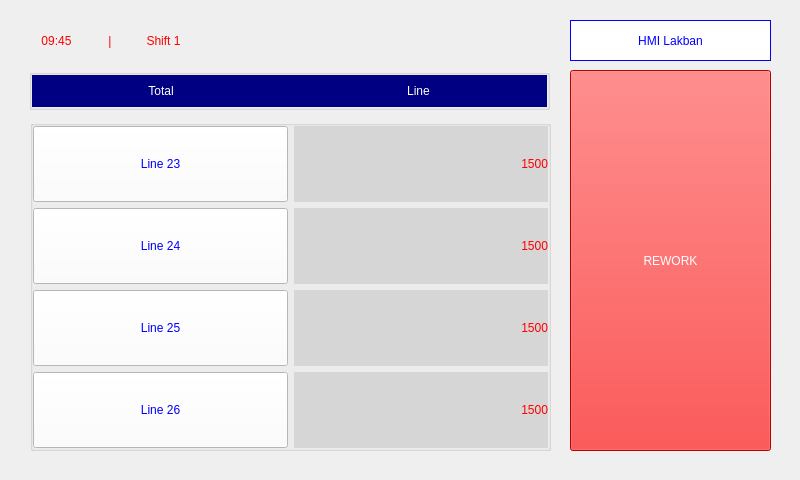
First picture: the form in mainwindow.ui, repository mfalfafa/HMI-Lakban, before the edit.
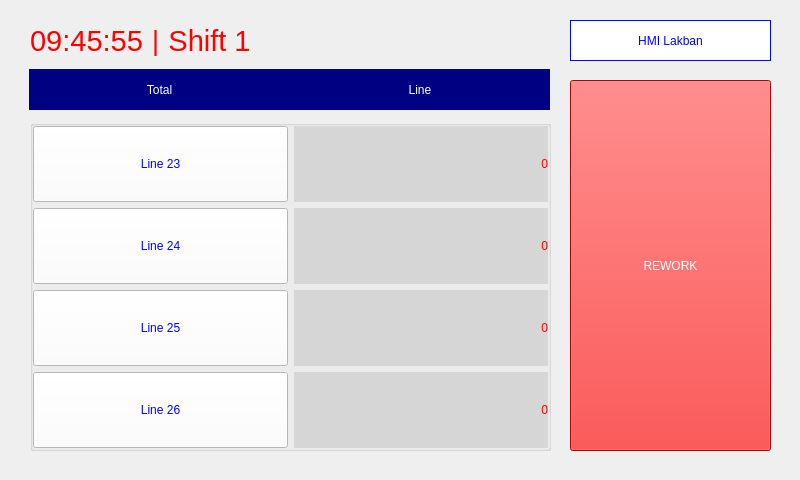
Second picture: the form after the edit.

What changed in the file:
```diff
--- a/mainwindow.ui
+++ b/mainwindow.ui
@@ -20,27 +20,6 @@
    <string>MainWindow</string>
   </property>
   <widget class="QWidget" name="centralWidget">
-   <widget class="QPushButton" name="pb_rework">
-    <property name="geometry">
-     <rect>
-      <x>570</x>
-      <y>70</y>
-      <width>201</width>
-      <height>381</height>
-     </rect>
-    </property>
-    <property name="styleSheet">
-     <string notr="true">font: 75 16pt &quot;MS Shell Dlg 2&quot;;
-color: rgb(255, 255, 255);
-background-color: rgb(255, 0, 0);</string>
-    </property>
-    <property name="text">
-     <string>REWORK</string>
-    </property>
-    <property name="flat">
-     <bool>false</bool>
-    </property>
-   </widget>
    <widget class="QLabel" name="label_9">
     <property name="geometry">
      <rect>
@@ -66,7 +45,7 @@
      <set>Qt::AlignCenter</set>
     </property>
    </widget>
-   <widget class="QGroupBox" name="horizontalGroupBox">
+   <widget class="QWidget" name="horizontalWidget" native="true">
     <property name="geometry">
      <rect>
       <x>29</x>
@@ -99,6 +78,12 @@
          <verstretch>0</verstretch>
         </sizepolicy>
        </property>
+       <property name="minimumSize">
+        <size>
+         <width>0</width>
+         <height>40</height>
+        </size>
+       </property>
        <property name="styleSheet">
         <string notr="true">color: rgb(255, 255, 255);
 font: 75 14pt &quot;MS Shell Dlg 2&quot;;
@@ -120,6 +105,12 @@
          <verstretch>0</verstretch>
         </sizepolicy>
        </property>
+       <property name="minimumSize">
+        <size>
+         <width>0</width>
+         <height>40</height>
+        </size>
+       </property>
        <property name="styleSheet">
         <string notr="true">color: rgb(255, 255, 255);
 font: 75 14pt &quot;MS Shell Dlg 2&quot;;
@@ -196,7 +187,7 @@
         <enum>QFrame::NoFrame</enum>
        </property>
        <property name="text">
-        <string>1500</string>
+        <string>0</string>
        </property>
        <property name="alignment">
         <set>Qt::AlignRight|Qt::AlignTrailing|Qt::AlignVCenter</set>
@@ -205,7 +196,7 @@
         <bool>false</bool>
        </property>
        <property name="margin">
-        <number>0</number>
+        <number>10</number>
        </property>
       </widget>
      </item>
@@ -289,13 +280,13 @@
 background-color: rgb(214, 214, 214);</string>
        </property>
        <property name="text">
-        <string>1500</string>
+        <string>0</string>
        </property>
        <property name="alignment">
         <set>Qt::AlignRight|Qt::AlignTrailing|Qt::AlignVCenter</set>
        </property>
        <property name="margin">
-        <number>0</number>
+        <number>10</number>
        </property>
       </widget>
      </item>
@@ -313,7 +304,7 @@
 background-color: rgb(214, 214, 214);</string>
        </property>
        <property name="text">
-        <string>1500</string>
+        <string>0</string>
        </property>
        <property name="textFormat">
         <enum>Qt::AutoText</enum>
@@ -328,7 +319,7 @@
         <bool>false</bool>
        </property>
        <property name="margin">
-        <number>0</number>
+        <number>10</number>
        </property>
        <property name="indent">
         <number>-1</number>
@@ -349,13 +340,13 @@
 background-color: rgb(214, 214, 214);</string>
        </property>
        <property name="text">
-        <string>1500</string>
+        <string>0</string>
        </property>
        <property name="alignment">
         <set>Qt::AlignRight|Qt::AlignTrailing|Qt::AlignVCenter</set>
        </property>
        <property name="margin">
-        <number>0</number>
+        <number>10</number>
        </property>
       </widget>
      </item>
@@ -366,7 +357,7 @@
      <rect>
       <x>30</x>
       <y>20</y>
-      <width>160</width>
+      <width>221</width>
       <height>41</height>
      </rect>
     </property>
@@ -388,12 +379,21 @@
      </property>
      <item>
       <widget class="QLabel" name="time_lbl">
+       <property name="font">
+        <font>
+         <family>Arial</family>
+         <pointsize>22</pointsize>
+         <weight>9</weight>
+         <italic>false</italic>
+         <bold>false</bold>
+        </font>
+       </property>
        <property name="styleSheet">
         <string notr="true">color: rgb(255, 0, 0);
 font: 75 16pt &quot;MS Shell Dlg 2&quot;;</string>
        </property>
        <property name="text">
-        <string>09:45</string>
+        <string>09:45:55</string>
        </property>
        <property name="alignment">
         <set>Qt::AlignCenter</set>
@@ -402,6 +402,15 @@
      </item>
      <item>
       <widget class="QLabel" name="label">
+       <property name="font">
+        <font>
+         <family>MS Shell Dlg 2</family>
+         <pointsize>20</pointsize>
+         <weight>9</weight>
+         <italic>false</italic>
+         <bold>false</bold>
+        </font>
+       </property>
        <property name="styleSheet">
         <string notr="true">color: rgb(255, 0, 0);
 font: 75 20pt &quot;MS Shell Dlg 2&quot;;</string>
@@ -416,6 +425,15 @@
      </item>
      <item>
       <widget class="QLabel" name="shift_lbl">
+       <property name="font">
+        <font>
+         <family>Arial</family>
+         <pointsize>22</pointsize>
+         <weight>9</weight>
+         <italic>false</italic>
+         <bold>false</bold>
+        </font>
+       </property>
        <property name="styleSheet">
         <string notr="true">color: rgb(255, 0, 0);
 font: 75 16pt &quot;MS Shell Dlg 2&quot;;</string>
@@ -430,6 +448,24 @@
      </item>
     </layout>
    </widget>
+   <widget class="QPushButton" name="pb_rework">
+    <property name="geometry">
+     <rect>
+      <x>570</x>
+      <y>80</y>
+      <width>201</width>
+      <height>371</height>
+     </rect>
+    </property>
+    <property name="styleSheet">
+     <string notr="true">color: rgb(255, 255, 255);
+background-color: rgb(255, 0, 0);
+font: 75 24pt &quot;Arial&quot;;</string>
+    </property>
+    <property name="text">
+     <string>REWORK</string>
+    </property>
+   </widget>
   </widget>
  </widget>
  <layoutdefault spacing="6" margin="11"/>
```
Left out of the diff: 26 changed lines with no effect on the pictures.
